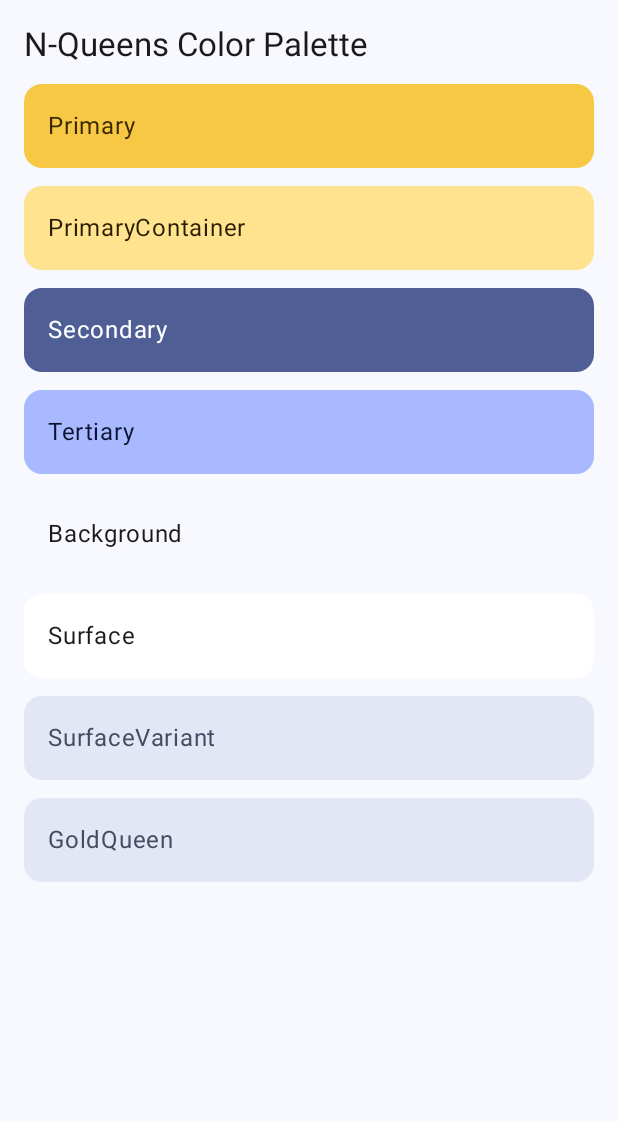
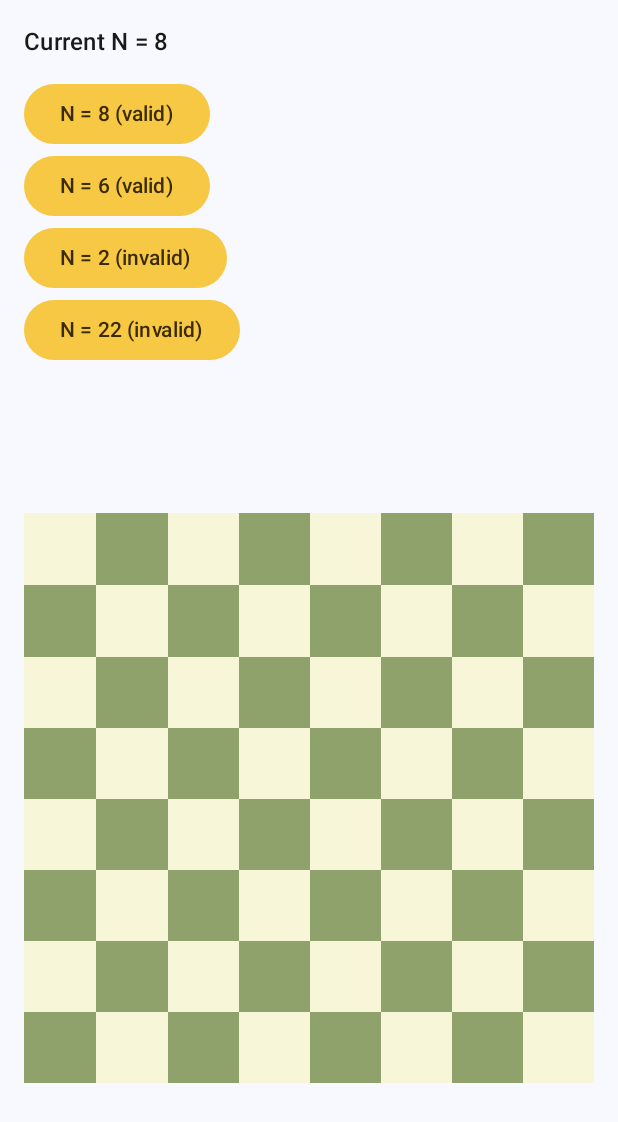
Before and after one commit to carlosjimz87/NQueens, an Android app built with Jetpack Compose: the screen it shows after launch (MainActivity), on a phone screen of 412 x 824 dp. Shown: the top 1122 px of the screen. Run offline under Robolectric (Android 15) with nearby library versions, the phone set to English and light mode, and no system bars.

Commit message:
:construction: Preparing board drawing

```diff
--- a/app/build.gradle.kts
+++ b/app/build.gradle.kts
@@ -50,6 +50,8 @@ dependencies {
     implementation(libs.androidx.compose.ui.graphics)
     implementation(libs.androidx.compose.ui.tooling.preview)
     implementation(libs.androidx.compose.material3)
+    // lifecycle viewmodel
+    implementation(libs.androidx.lifecycle.viewmodel.compose)
     testImplementation(libs.junit)
     androidTestImplementation(libs.androidx.junit)
     androidTestImplementation(libs.androidx.espresso.core)
--- a/app/src/main/java/com/carlosjimz87/nqueens/MainActivity.kt
+++ b/app/src/main/java/com/carlosjimz87/nqueens/MainActivity.kt
@@ -7,11 +7,8 @@ import androidx.activity.enableEdgeToEdge
 import androidx.compose.foundation.layout.fillMaxSize
 import androidx.compose.foundation.layout.padding
 import androidx.compose.material3.Scaffold
-import androidx.compose.material3.Text
-import androidx.compose.runtime.Composable
 import androidx.compose.ui.Modifier
-import androidx.compose.ui.tooling.preview.Preview
-import com.carlosjimz87.nqueens.ui.screens.board.ColorDemoScreen
+import com.carlosjimz87.nqueens.ui.screens.board.BoardScreen
 import com.carlosjimz87.nqueens.ui.theme.NQueensTheme
 
 class MainActivity : ComponentActivity() {
@@ -21,41 +18,9 @@ class MainActivity : ComponentActivity() {
         setContent {
             NQueensTheme {
                 Scaffold(modifier = Modifier.fillMaxSize()) { innerPadding ->
-                    ColorDemoScreen(Modifier.padding(innerPadding))
+                    BoardScreen(Modifier.padding(innerPadding))
                 }
             }
         }
     }
 }
-
-@Preview(showBackground = true, name = "Light Theme")
-@Composable
-fun ColorDemoLightPreview() {
-    NQueensTheme(darkTheme = false, dynamicColor = false) {
-        ColorDemoScreen()
-    }
-}
-
-@Preview(showBackground = true, name = "Dark Theme")
-@Composable
-fun ColorDemoDarkPreview() {
-    NQueensTheme(darkTheme = true, dynamicColor = false) {
-        ColorDemoScreen()
-    }
-}
-
-@Preview(showBackground = true, name = "Light Theme - Dynamic")
-@Composable
-fun ColorDemoLightDynamicPreview() {
-    NQueensTheme(darkTheme = false, dynamicColor = true) {
-        ColorDemoScreen()
-    }
-}
-
-@Preview(showBackground = true, name = "Dark Theme - Dynamic")
-@Composable
-fun ColorDemoDarkDynamicPreview() {
-    NQueensTheme(darkTheme = true, dynamicColor = true) {
-        ColorDemoScreen()
-    }
-}
--- /dev/null
+++ b/app/src/main/java/com/carlosjimz87/nqueens/common/Constants.kt
@@ -0,0 +1,5 @@
+package com.carlosjimz87.nqueens.common
+
+object Constants {
+    const val DEFAULT_COLUMNS_ROWS = 8
+}
--- /dev/null
+++ b/app/src/main/java/com/carlosjimz87/nqueens/common/Utils.kt
@@ -0,0 +1,12 @@
+package com.carlosjimz87.nqueens.common
+
+import com.carlosjimz87.nqueens.domain.error.BoardError
+
+
+fun validateNQueensBoardSize(size: Int): BoardError {
+    return when {
+        size < 4 -> BoardError.SizeTooSmall
+        size > 20 -> BoardError.SizeTooBig
+        else -> BoardError.NoError
+    }
+}
--- /dev/null
+++ b/app/src/main/java/com/carlosjimz87/nqueens/domain/error/BoardError.kt
@@ -0,0 +1,7 @@
+package com.carlosjimz87.nqueens.domain.error
+
+enum class BoardError {
+    NoError,
+    SizeTooSmall,   // n <= 3
+    SizeTooBig      // n >= 21 to prevent performance issues
+}
--- /dev/null
+++ b/app/src/main/java/com/carlosjimz87/nqueens/presentation/board/viewmodel/BoardViewModel.kt
@@ -0,0 +1,45 @@
+package com.carlosjimz87.nqueens.presentation.board.viewmodel
+
+import androidx.lifecycle.ViewModel
+import androidx.lifecycle.viewModelScope
+import com.carlosjimz87.nqueens.common.Constants
+import com.carlosjimz87.nqueens.common.validateNQueensBoardSize
+import com.carlosjimz87.nqueens.domain.error.BoardError
+import com.carlosjimz87.nqueens.presentation.board.state.UiState
+import kotlinx.coroutines.flow.MutableSharedFlow
+import kotlinx.coroutines.flow.MutableStateFlow
+import kotlinx.coroutines.flow.SharedFlow
+import kotlinx.coroutines.flow.StateFlow
+import kotlinx.coroutines.launch
+
+class BoardViewModel : ViewModel() {
+
+    private val _currentSize = MutableStateFlow(Constants.DEFAULT_COLUMNS_ROWS)
+    val currentSize: StateFlow<Int> = _currentSize
+
+    private val _lastValidSize = MutableStateFlow(_currentSize.value)
+    val lastValidSize: StateFlow<Int> = _lastValidSize
+
+    private val _errors = MutableSharedFlow<UiState.BoardInvalid>()
+    val errors: SharedFlow<UiState.BoardInvalid> = _errors
+
+    fun onSizeChanged(newSize: Int) {
+        _currentSize.value = newSize
+
+        when (val validation = validateNQueensBoardSize(newSize)) {
+            BoardError.NoError -> {
+                _lastValidSize.value = newSize
+            }
+            else -> {
+                viewModelScope.launch {
+                    _errors.emit(
+                        UiState.BoardInvalid(
+                            message = "Invalid size: $newSize",
+                            error = validation
+                        )
+                    )
+                }
+            }
+        }
+    }
+}
--- /dev/null
+++ b/app/src/main/java/com/carlosjimz87/nqueens/ui/composables/board/Board.kt
@@ -0,0 +1,23 @@
+package com.carlosjimz87.nqueens.ui.composables.board
+
+import androidx.compose.runtime.Composable
+import androidx.compose.ui.Modifier
+import com.carlosjimz87.nqueens.common.validateNQueensBoardSize
+import com.carlosjimz87.nqueens.domain.error.BoardError
+
+@Composable
+fun Board(
+    size: Int,
+    modifier: Modifier = Modifier,
+    onInvalidSize: (BoardError) -> Unit = {}
+) {
+    when (val result = validateNQueensBoardSize(size)) {
+        BoardError.NoError -> {
+            BoardPainter(size = size, modifier = modifier)
+        }
+
+        else -> {
+            onInvalidSize(result)
+        }
+    }
+}
--- /dev/null
+++ b/app/src/main/java/com/carlosjimz87/nqueens/ui/composables/board/BoardPainter.kt
@@ -0,0 +1,34 @@
+package com.carlosjimz87.nqueens.ui.composables.board
+
+import androidx.compose.foundation.layout.Box
+import androidx.compose.foundation.layout.Column
+import androidx.compose.foundation.layout.Row
+import androidx.compose.foundation.layout.aspectRatio
+import androidx.compose.foundation.layout.fillMaxSize
+import androidx.compose.runtime.Composable
+import androidx.compose.ui.Modifier
+import com.carlosjimz87.nqueens.common.Constants
+
+@Composable
+fun BoardPainter(
+    modifier: Modifier = Modifier,
+    size: Int,
+) {
+    Box(modifier.aspectRatio(1f)) {
+        Column(Modifier.fillMaxSize()) {
+            for (rank in size - 1 downTo 0) {
+                Row(modifier = Modifier.weight(1f)) {
+                    for (file in 0 until size) {
+                        val isDark = (file + rank) % 2 == 0
+                        Square(
+                            modifier = Modifier
+                                .weight(1f)
+                                .fillMaxSize(),
+                            isDarkSquare = isDark
+                        )
+                    }
+                }
+            }
+        }
+    }
+}
--- /dev/null
+++ b/app/src/main/java/com/carlosjimz87/nqueens/ui/composables/board/Square.kt
@@ -0,0 +1,17 @@
+package com.carlosjimz87.nqueens.ui.composables.board
+
+import androidx.compose.foundation.Canvas
+import androidx.compose.foundation.layout.fillMaxSize
+import androidx.compose.runtime.Composable
+import androidx.compose.ui.Modifier
+import com.carlosjimz87.nqueens.ui.theme.BoardDark
+import com.carlosjimz87.nqueens.ui.theme.BoardLight
+
+@Composable
+fun Square(
+    modifier: Modifier,
+    isDarkSquare: Boolean) {
+    Canvas(modifier = modifier.fillMaxSize(1f)) {
+        drawRect(color = if (isDarkSquare) BoardDark else BoardLight)
+    }
+}
--- /dev/null
+++ b/app/src/main/java/com/carlosjimz87/nqueens/ui/screens/board/BoardScreen.kt
@@ -0,0 +1,114 @@
+package com.carlosjimz87.nqueens.ui.screens.board
+
+import androidx.compose.foundation.layout.Arrangement
+import androidx.compose.foundation.layout.Box
+import androidx.compose.foundation.layout.Column
+import androidx.compose.foundation.layout.fillMaxSize
+import androidx.compose.foundation.layout.fillMaxWidth
+import androidx.compose.foundation.layout.padding
+import androidx.compose.material3.Button
+import androidx.compose.material3.MaterialTheme
+import androidx.compose.material3.Scaffold
+import androidx.compose.material3.SnackbarHost
+import androidx.compose.material3.SnackbarHostState
+import androidx.compose.material3.Text
+import androidx.compose.runtime.Composable
+import androidx.compose.runtime.LaunchedEffect
+import androidx.compose.runtime.collectAsState
+import androidx.compose.runtime.getValue
+import androidx.compose.runtime.remember
+import androidx.compose.ui.Alignment
+import androidx.compose.ui.Modifier
+import androidx.compose.ui.unit.dp
+import androidx.lifecycle.viewmodel.compose.viewModel
+import com.carlosjimz87.nqueens.common.validateNQueensBoardSize
+import com.carlosjimz87.nqueens.domain.error.BoardError
+import com.carlosjimz87.nqueens.presentation.board.viewmodel.BoardViewModel
+import com.carlosjimz87.nqueens.ui.composables.board.Board
+
+@Composable
+fun BoardScreen(
+    modifier: Modifier = Modifier,
+    viewModel: BoardViewModel = viewModel()
+) {
+    val cs = MaterialTheme.colorScheme
+    val typography = MaterialTheme.typography
+    val lastValidSize by viewModel.lastValidSize.collectAsState()
+
+    val snackbarHostState = remember { SnackbarHostState() }
+
+    // Collect error events from the VM and show a snackbar
+    LaunchedEffect(Unit) {
+        viewModel.errors.collect { uiError ->
+            snackbarHostState.showSnackbar(uiError.message)
+        }
+    }
+
+    Scaffold(
+        modifier = modifier.fillMaxSize(),
+        snackbarHost = { SnackbarHost(snackbarHostState) }
+    ) { innerPadding ->
+        Column(
+            modifier = Modifier
+                .fillMaxSize()
+                .padding(innerPadding)
+                .padding(16.dp),
+            verticalArrangement = Arrangement.spacedBy(12.dp),
+        ) {
+            // Header: current size
+            Text(
+                text = "Current N = $lastValidSize",
+                style = MaterialTheme.typography.titleMedium
+            )
+
+            // Simple controls to test valid/invalid sizes
+            Column(
+                horizontalAlignment = Alignment.Start,
+                verticalArrangement = Arrangement.Center
+            ) {
+                Button(onClick = { viewModel.onSizeChanged(8) }) {
+                    Text("N = 8 (valid)")
+                }
+                Button(onClick = { viewModel.onSizeChanged(6) }) {
+                    Text("N = 6 (valid)")
+                }
+                Button(onClick = { viewModel.onSizeChanged(2) }) {
+                    Text("N = 2 (invalid)")
+                }
+                Button(onClick = { viewModel.onSizeChanged(22) }) {
+                    Text("N = 22 (invalid)")
+                }
+            }
+
+            // Board / snapshot area
+            Box(
+                modifier = Modifier
+                    .fillMaxWidth()
+                    .weight(1f),
+                contentAlignment = Alignment.Center
+            ) {
+                val sizeToRender = lastValidSize
+
+                if (validateNQueensBoardSize(sizeToRender) == BoardError.NoError) {
+                    Board(
+                        size = sizeToRender,
+                        modifier = Modifier.fillMaxSize()
+                    )
+                } else {
+                    Box(
+                        modifier = modifier
+                            .fillMaxWidth()
+                            .padding(16.dp),
+                        contentAlignment = Alignment.Center
+                    ) {
+                        Text(
+                            text = "Board not available.\n Try another size",
+                            style = typography.titleMedium,
+                            color = cs.onSurface,
+                        )
+                    }
+                }
+            }
+        }
+    }
+}
--- a/app/src/main/java/com/carlosjimz87/nqueens/ui/theme/Color.kt
+++ b/app/src/main/java/com/carlosjimz87/nqueens/ui/theme/Color.kt
@@ -9,3 +9,6 @@ val RoyalBlue = Color(0xFF3A4A78)
 val ChessBlue = Color(0xFF4F5F96)
 val GlowBlue = Color(0xFFA8B9FF)
 val QueenShadow = Color(0xFF101525)
+
+val BoardLight = Color(0xFFF7F6D8)   // crema muy claro
+val BoardDark  = Color(0xFF8FA26B)
--- a/gradle/libs.versions.toml
+++ b/gradle/libs.versions.toml
@@ -11,6 +11,7 @@ composeBom = "2025.12.00"
 
 [libraries]
 androidx-core-ktx = { group = "androidx.core", name = "core-ktx", version.ref = "coreKtx" }
+androidx-lifecycle-viewmodel-compose = { module = "androidx.lifecycle:lifecycle-viewmodel-compose", version.ref = "lifecycleRuntimeKtx" }
 junit = { group = "junit", name = "junit", version.ref = "junit" }
 androidx-junit = { group = "androidx.test.ext", name = "junit", version.ref = "junitVersion" }
 androidx-espresso-core = { group = "androidx.test.espresso", name = "espresso-core", version.ref = "espressoCore" }
```
Also changed, not shown: app/src/main/java/com/carlosjimz87/nqueens/presentation/board/state/UiState.kt (added, +8 -0 lines), app/src/main/java/com/carlosjimz87/nqueens/ui/screens/colors/ColorDemoScreen.kt (renamed from app/src/main/java/com/carlosjimz87/nqueens/ui/screens/board/ColorDemoScreen.kt, +39 -3 lines).
